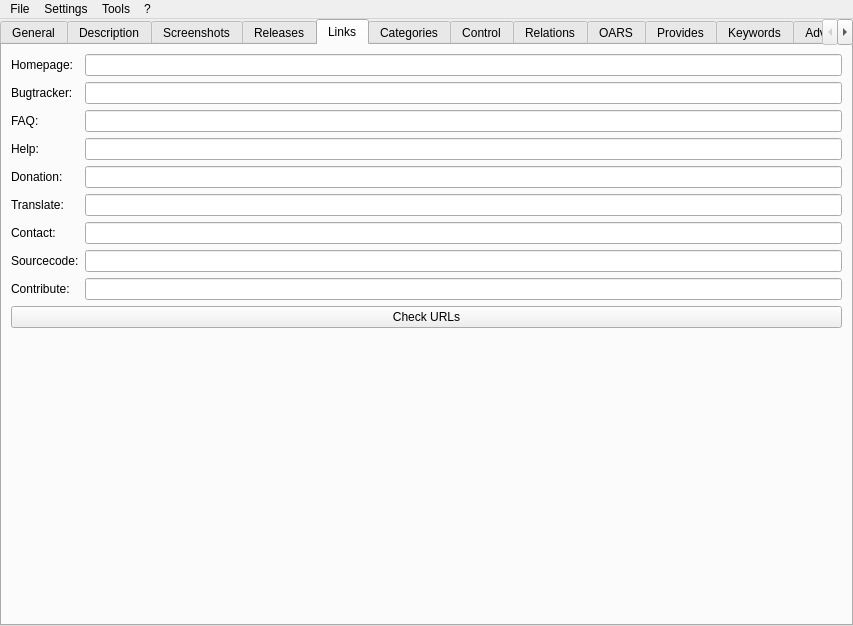
First picture: the form in jdAppdataEdit/MainWindow.ui, repository JakobDev/jdAppStreamEdit, before the edit.
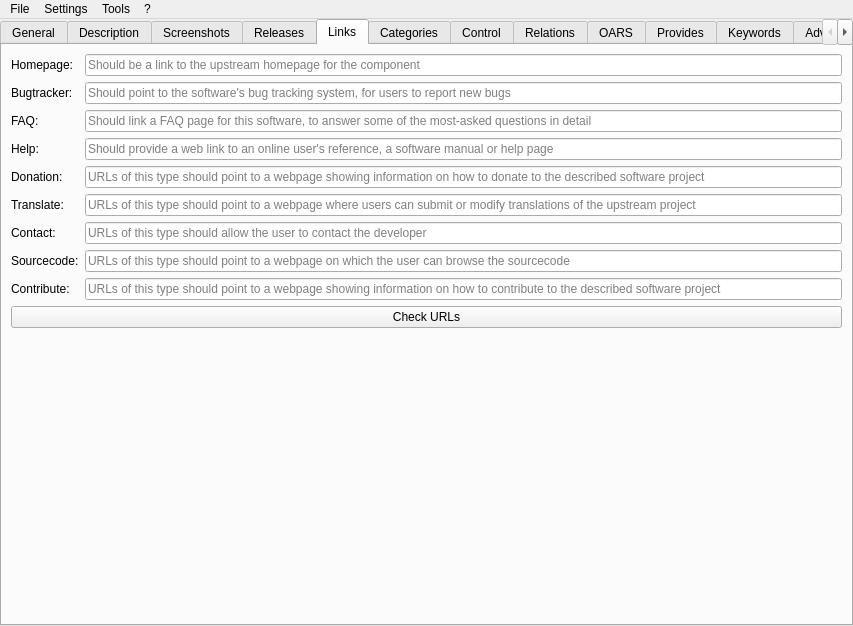
Second picture: the form after the edit. The open tabs and pages were chosen to show the change.

```diff
--- a/jdAppdataEdit/MainWindow.ui
+++ b/jdAppdataEdit/MainWindow.ui
@@ -380,7 +380,11 @@
            </widget>
           </item>
           <item row="0" column="1">
-           <widget class="QLineEdit" name="homepage_url_edit"/>
+           <widget class="QLineEdit" name="homepage_url_edit">
+            <property name="placeholderText">
+             <string>Should be a link to the upstream homepage for the component</string>
+            </property>
+           </widget>
           </item>
           <item row="1" column="0">
            <widget class="QLabel" name="bugtracker_url_label">
@@ -390,7 +394,11 @@
            </widget>
           </item>
           <item row="1" column="1">
-           <widget class="QLineEdit" name="bugtracker_url_edit"/>
+           <widget class="QLineEdit" name="bugtracker_url_edit">
+            <property name="placeholderText">
+             <string>Should point to the software's bug tracking system, for users to report new bugs</string>
+            </property>
+           </widget>
           </item>
           <item row="2" column="0">
            <widget class="QLabel" name="faq_url_label">
@@ -400,7 +408,11 @@
            </widget>
           </item>
           <item row="2" column="1">
-           <widget class="QLineEdit" name="faq_url_edit"/>
+           <widget class="QLineEdit" name="faq_url_edit">
+            <property name="placeholderText">
+             <string>Should link a FAQ page for this software, to answer some of the most-asked questions in detail</string>
+            </property>
+           </widget>
           </item>
           <item row="3" column="0">
            <widget class="QLabel" name="help_url_label">
@@ -410,7 +422,11 @@
            </widget>
           </item>
           <item row="3" column="1">
-           <widget class="QLineEdit" name="help_url_edit"/>
+           <widget class="QLineEdit" name="help_url_edit">
+            <property name="placeholderText">
+             <string>Should provide a web link to an online user's reference, a software manual or help page</string>
+            </property>
+           </widget>
           </item>
           <item row="4" column="0">
            <widget class="QLabel" name="donation_url_label">
@@ -420,7 +436,11 @@
            </widget>
           </item>
           <item row="4" column="1">
-           <widget class="QLineEdit" name="donation_url_edit"/>
+           <widget class="QLineEdit" name="donation_url_edit">
+            <property name="placeholderText">
+             <string>URLs of this type should point to a webpage showing information on how to donate to the described software project</string>
+            </property>
+           </widget>
           </item>
           <item row="5" column="0">
            <widget class="QLabel" name="translate_url_label">
@@ -430,7 +450,11 @@
            </widget>
           </item>
           <item row="5" column="1">
-           <widget class="QLineEdit" name="translate_url_edit"/>
+           <widget class="QLineEdit" name="translate_url_edit">
+            <property name="placeholderText">
+             <string>URLs of this type should point to a webpage where users can submit or modify translations of the upstream project</string>
+            </property>
+           </widget>
           </item>
           <item row="6" column="0">
            <widget class="QLabel" name="contact_url_label">
@@ -440,7 +464,11 @@
            </widget>
           </item>
           <item row="6" column="1">
-           <widget class="QLineEdit" name="contact_url_edit"/>
+           <widget class="QLineEdit" name="contact_url_edit">
+            <property name="placeholderText">
+             <string>URLs of this type should allow the user to contact the developer</string>
+            </property>
+           </widget>
           </item>
           <item row="7" column="0">
            <widget class="QLabel" name="vcs_browser_url_label">
@@ -450,7 +478,11 @@
            </widget>
           </item>
           <item row="7" column="1">
-           <widget class="QLineEdit" name="vcs_browser_url_edit"/>
+           <widget class="QLineEdit" name="vcs_browser_url_edit">
+            <property name="placeholderText">
+             <string>URLs of this type should point to a webpage on which the user can browse the sourcecode</string>
+            </property>
+           </widget>
           </item>
           <item row="8" column="0">
            <widget class="QLabel" name="contribute_url_label">
@@ -460,7 +492,11 @@
            </widget>
           </item>
           <item row="8" column="1">
-           <widget class="QLineEdit" name="contribute_url_edit"/>
+           <widget class="QLineEdit" name="contribute_url_edit">
+            <property name="placeholderText">
+             <string>URLs of this type should point to a webpage showing information on how to contribute to the described software project</string>
+            </property>
+           </widget>
           </item>
          </layout>
         </item>
```
Left out of the diff: 29 changed lines with no effect on the pictures.
